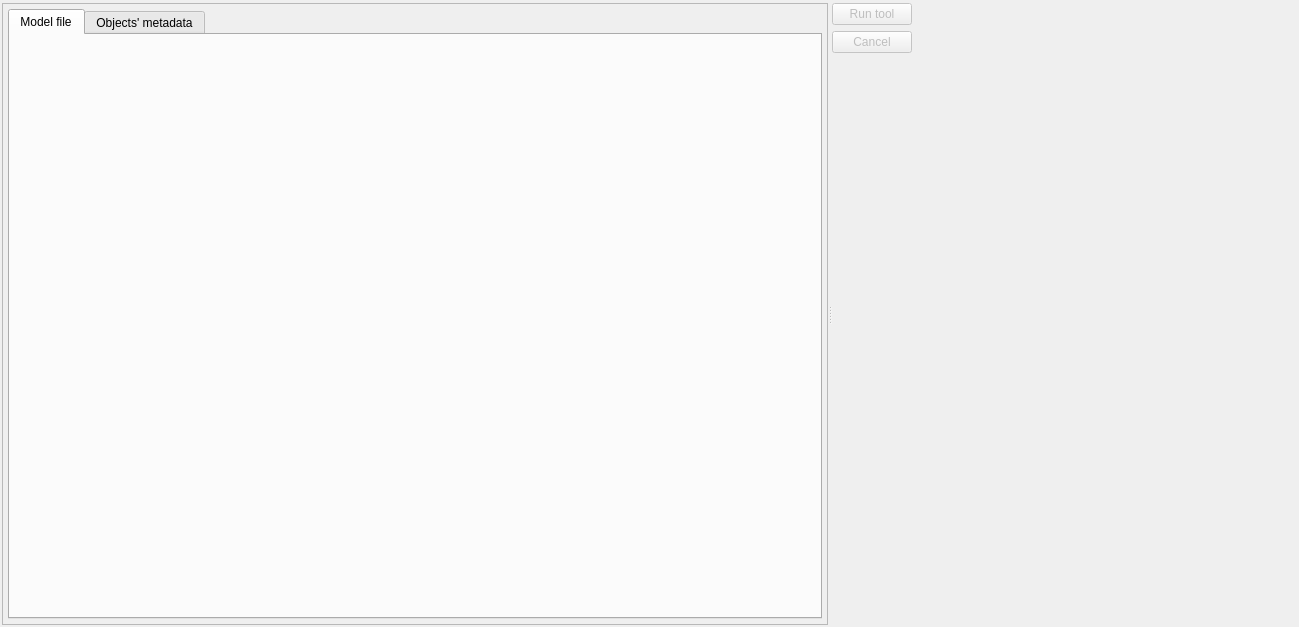
Before: the Qt Designer form libs/libgui/ui/tools/fixtoolswidget.ui in arichiardi/pgmodeler, drawn with Qt 5.
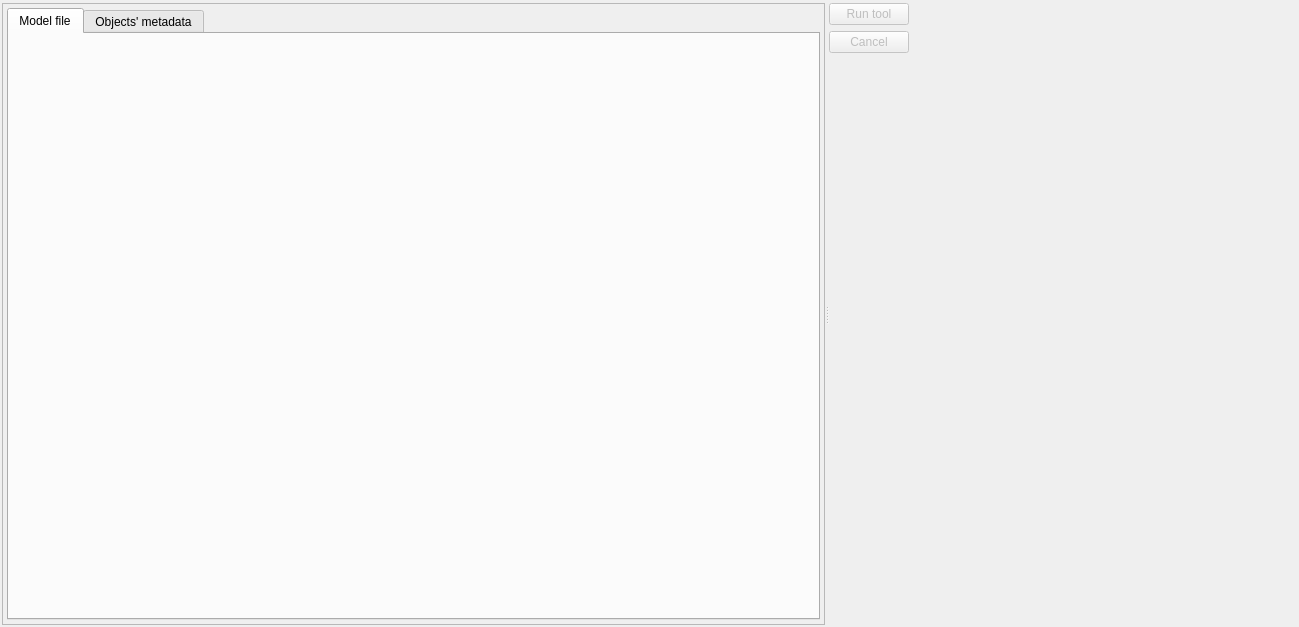
After: the same form once the commit is applied. Icons and pictures are not drawn.

```diff
--- a/libs/libgui/ui/tools/fixtoolswidget.ui
+++ b/libs/libgui/ui/tools/fixtoolswidget.ui
@@ -58,17 +58,20 @@
        <enum>QFrame::Shadow::Raised</enum>
       </property>
       <layout class="QVBoxLayout" name="verticalLayout">
+       <property name="spacing">
+        <number>5</number>
+       </property>
        <property name="leftMargin">
-        <number>5</number>
+        <number>4</number>
        </property>
        <property name="topMargin">
-        <number>5</number>
+        <number>4</number>
        </property>
        <property name="rightMargin">
-        <number>5</number>
+        <number>4</number>
        </property>
        <property name="bottomMargin">
-        <number>5</number>
+        <number>4</number>
        </property>
        <item>
         <widget class="QTabWidget" name="tools_tbw">
```
